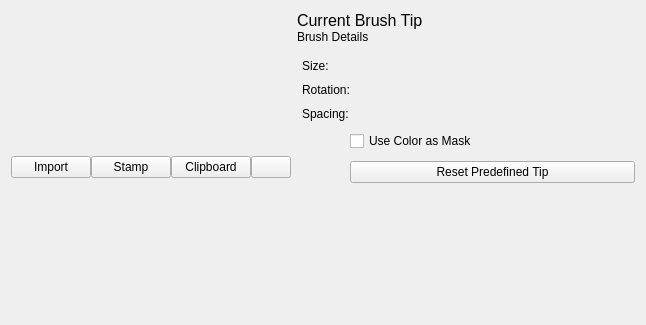
First picture: the form in plugins/paintops/libpaintop/forms/wdgpredefinedbrushchooser.ui, repository KDE/krita, before the edit.
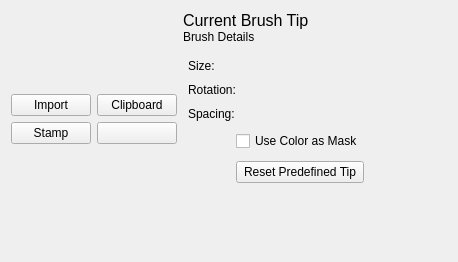
Second picture: the form after the edit. Custom widgets are drawn as their Qt base class.

Commit message: reduce the width of the brush editor settings a bit. This will need more changing later

Diff of the .ui file:
```diff
--- a/plugins/paintops/libpaintop/forms/wdgpredefinedbrushchooser.ui
+++ b/plugins/paintops/libpaintop/forms/wdgpredefinedbrushchooser.ui
@@ -6,12 +6,25 @@
    <rect>
     <x>0</x>
     <y>0</y>
-    <width>646</width>
-    <height>325</height>
+    <width>458</width>
+    <height>262</height>
    </rect>
   </property>
-  <layout class="QHBoxLayout" name="horizontalLayout_2">
-   <item>
+  <layout class="QGridLayout" name="gridLayout_3">
+   <item row="1" column="1">
+    <spacer name="verticalSpacer_2">
+     <property name="orientation">
+      <enum>Qt::Vertical</enum>
+     </property>
+     <property name="sizeHint" stdset="0">
+      <size>
+       <width>20</width>
+       <height>40</height>
+      </size>
+     </property>
+    </spacer>
+   </item>
+   <item row="0" column="0">
     <layout class="QVBoxLayout" name="verticalLayout_2">
      <item>
       <layout class="QHBoxLayout" name="presetsLayout">
@@ -33,11 +46,8 @@
       </layout>
      </item>
      <item>
-      <layout class="QHBoxLayout" name="horizontalLayout">
-       <property name="spacing">
-        <number>0</number>
-       </property>
-       <item>
+      <layout class="QGridLayout" name="gridLayout_2">
+       <item row="0" column="0">
         <widget class="QPushButton" name="addPresetButton">
          <property name="sizePolicy">
           <sizepolicy hsizetype="Preferred" vsizetype="Fixed">
@@ -50,20 +60,7 @@
          </property>
         </widget>
        </item>
-       <item>
-        <widget class="QPushButton" name="stampButton">
-         <property name="sizePolicy">
-          <sizepolicy hsizetype="Preferred" vsizetype="Fixed">
-           <horstretch>0</horstretch>
-           <verstretch>0</verstretch>
-          </sizepolicy>
-         </property>
-         <property name="text">
-          <string>Stamp</string>
-         </property>
-        </widget>
-       </item>
-       <item>
+       <item row="0" column="1">
         <widget class="QPushButton" name="clipboardButton">
          <property name="sizePolicy">
           <sizepolicy hsizetype="Preferred" vsizetype="Fixed">
@@ -76,7 +73,20 @@
          </property>
         </widget>
        </item>
-       <item>
+       <item row="1" column="0">
+        <widget class="QPushButton" name="stampButton">
+         <property name="sizePolicy">
+          <sizepolicy hsizetype="Preferred" vsizetype="Fixed">
+           <horstretch>0</horstretch>
+           <verstretch>0</verstretch>
+          </sizepolicy>
+         </property>
+         <property name="text">
+          <string>Stamp</string>
+         </property>
+        </widget>
+       </item>
+       <item row="1" column="1">
         <widget class="QPushButton" name="deleteBrushTipButton">
          <property name="sizePolicy">
           <sizepolicy hsizetype="Preferred" vsizetype="Fixed">
@@ -93,7 +103,7 @@
      </item>
     </layout>
    </item>
-   <item>
+   <item row="0" column="1">
     <layout class="QVBoxLayout" name="verticalLayout">
      <property name="spacing">
       <number>0</number>
@@ -220,6 +230,19 @@
      </item>
     </layout>
    </item>
+   <item row="0" column="2">
+    <spacer name="horizontalSpacer">
+     <property name="orientation">
+      <enum>Qt::Horizontal</enum>
+     </property>
+     <property name="sizeHint" stdset="0">
+      <size>
+       <width>40</width>
+       <height>20</height>
+      </size>
+     </property>
+    </spacer>
+   </item>
   </layout>
  </widget>
  <customwidgets>
```
The commit also changes 5 other files.
